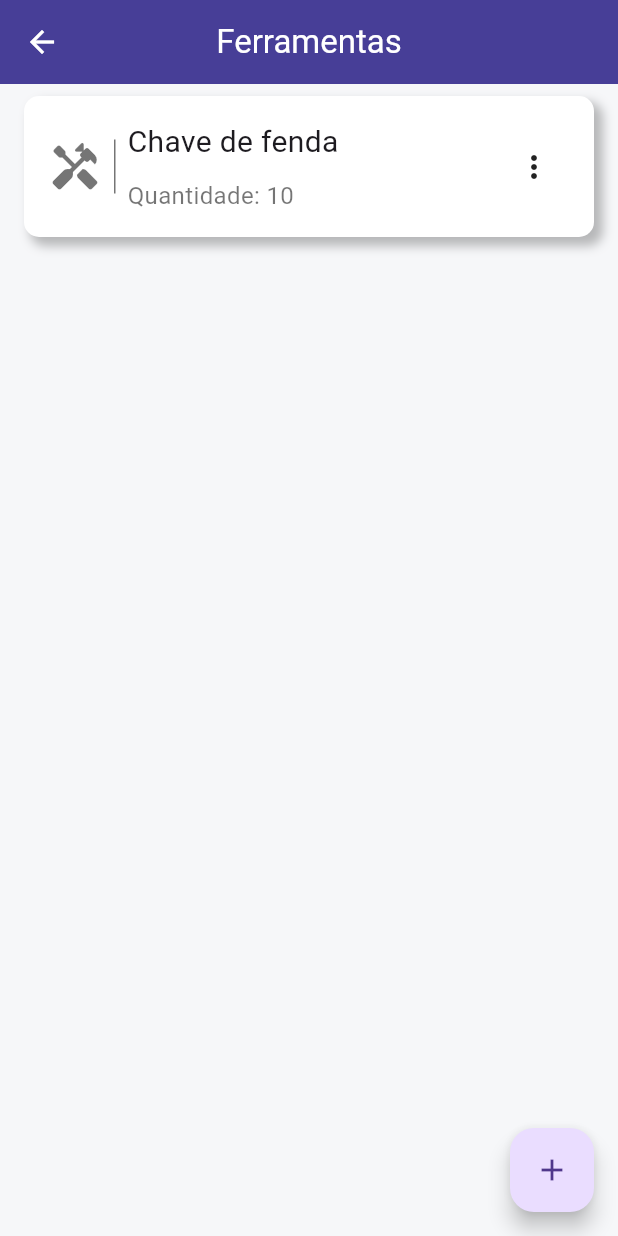
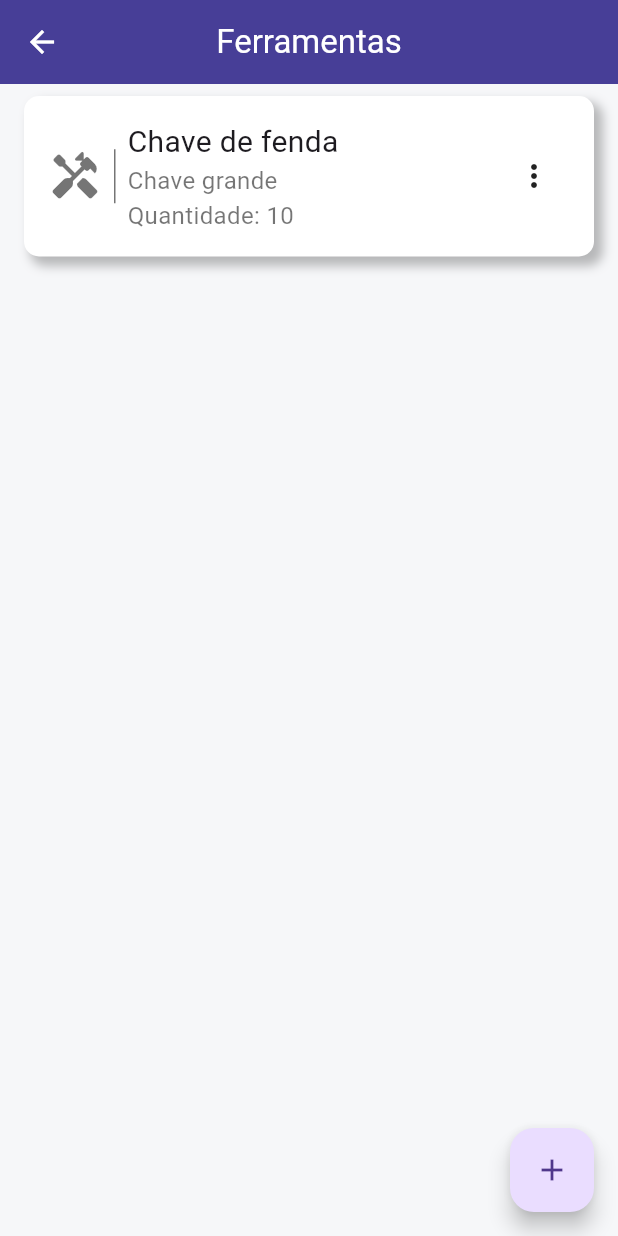
Before and after one commit to JoshGodoyyy/Appli-Lite, a Flutter app: the ToolsPage screen opened directly, on a phone screen of 412 x 824 dp. Run offline on Flutter 3.47's test engine with Material 2 defaults, Android fonts, the phone set to English and light mode, and no system bars; our stand-ins replace top_snackbar_flutter; Roboto replaces fonts that are missing (open-sans).

```diff
--- a/lib/app/core/pages/tools_page/widgets/tile_item.dart
+++ b/lib/app/pages/equipments_page/widgets/tile_item.dart
@@ -5,12 +5,14 @@ enum Items { editar, remover, transferir }
 
 class TileItem extends StatefulWidget {
   final String title;
-  final int amount;
+  final String details;
+  final int id;
 
   const TileItem({
     Key? key,
     required this.title,
-    required this.amount,
+    required this.details,
+    required this.id,
   }) : super(key: key);
 
   @override
@@ -68,9 +70,13 @@ class _TileItemState extends State<TileItem> {
                       fontSize: 20,
                     ),
                   ),
-                  const SizedBox(height: 10),
                   Text(
-                    'Quantidade: ${widget.amount}',
+                    widget.details,
+                    style: TextStyles.instance.textRegular
+                        .copyWith(fontSize: 16, color: Colors.black54),
+                  ),
+                  Text(
+                    'Patrimônio nº: ${widget.id}',
                     style: TextStyles.instance.textRegular
                         .copyWith(fontSize: 16, color: Colors.black54),
                   )
--- a/lib/app/core/pages/login_page/widgets/login_button.dart
+++ b/lib/app/pages/login_page/widgets/login_button.dart
@@ -3,9 +3,12 @@ import 'package:flutter/material.dart';
 
 class LoginButton extends StatelessWidget {
   final Function() onTap;
+  final String label;
+
   const LoginButton({
     Key? key,
     required this.onTap,
+    required this.label,
   }) : super(key: key);
 
   @override
@@ -22,7 +25,7 @@ class LoginButton extends StatelessWidget {
           ),
         ),
         child: Text(
-          'Entrar',
+          label,
           style: context.textStyles.textRegular
               .copyWith(fontSize: 16, color: Colors.black),
         ),
--- a/lib/app/core/pages/tools_page/tools_page.dart
+++ b/lib/app/pages/tools_page/tools_page.dart
@@ -1,5 +1,5 @@
-import 'package:appli_lite/app/core/pages/tools_page/widgets/text_field_tools.dart';
-import 'package:appli_lite/app/core/pages/tools_page/widgets/tile_item.dart';
+import 'package:appli_lite/app/pages/tools_page/widgets/text_field_tools.dart';
+import 'package:appli_lite/app/pages/tools_page/widgets/tile_item.dart';
 import 'package:appli_lite/app/core/ui/styles/colors_app.dart';
 import 'package:appli_lite/app/core/ui/styles/text_styles.dart';
 import 'package:flutter/material.dart';
@@ -32,6 +32,7 @@ class _ToolsPageState extends State<ToolsPage> {
         children: const [
           TileItem(
             title: 'Chave de fenda',
+            details: 'Chave grande',
             amount: 10,
           ),
         ],
--- a/lib/app/core/pages/tools_page/widgets/text_field_tools.dart
+++ b/lib/app/pages/tools_page/widgets/text_field_tools.dart
@@ -1,6 +1,6 @@
 import 'package:flutter/material.dart';
 
-import '../../../ui/styles/text_styles.dart';
+import '../../../core/ui/styles/text_styles.dart';
 
 class TextFieldTools extends StatelessWidget {
   final TextEditingController controller;
--- /dev/null
+++ b/lib/app/pages/tools_page/widgets/tile_item.dart
@@ -0,0 +1,109 @@
+import 'package:appli_lite/app/core/ui/styles/text_styles.dart';
+import 'package:flutter/material.dart';
+
+enum Items { editar, remover, transferir }
+
+class TileItem extends StatefulWidget {
+  final String title;
+  final String details;
+  final int amount;
+
+  const TileItem({
+    Key? key,
+    required this.title,
+    required this.details,
+    required this.amount,
+  }) : super(key: key);
+
+  @override
+  State<TileItem> createState() => _TileItemState();
+}
+
+class _TileItemState extends State<TileItem> {
+  Items? itemSelecionado;
+
+  @override
+  Widget build(BuildContext context) {
+    return Padding(
+      padding: const EdgeInsets.symmetric(
+        horizontal: 16.0,
+        vertical: 8,
+      ),
+      child: Container(
+        decoration: const BoxDecoration(
+          color: Colors.white,
+          borderRadius: BorderRadius.all(
+            Radius.circular(10),
+          ),
+          boxShadow: [
+            BoxShadow(
+              color: Colors.black26,
+              blurRadius: 5.0,
+              spreadRadius: 0.7,
+              offset: Offset(5, 5),
+            ),
+          ],
+        ),
+        child: Padding(
+          padding: const EdgeInsets.all(16),
+          child: Row(
+            children: [
+              const Icon(
+                Icons.handyman_rounded,
+                color: Colors.black54,
+                size: 36,
+              ),
+              Padding(
+                padding: const EdgeInsets.symmetric(horizontal: 8.0),
+                child: Container(
+                  height: 36,
+                  width: 1,
+                  color: Colors.black54,
+                ),
+              ),
+              Column(
+                crossAxisAlignment: CrossAxisAlignment.start,
+                children: [
+                  Text(
+                    widget.title,
+                    style: TextStyles.instance.textRegular.copyWith(
+                      fontSize: 20,
+                    ),
+                  ),
+                  Text(
+                    widget.details,
+                    style: TextStyles.instance.textRegular
+                        .copyWith(fontSize: 16, color: Colors.black54),
+                  ),
+                  Text(
+                    'Quantidade: ${widget.amount}',
+                    style: TextStyles.instance.textRegular
+                        .copyWith(fontSize: 16, color: Colors.black54),
+                  )
+                ],
+              ),
+              const Spacer(),
+              PopupMenuButton<Items>(
+                initialValue: itemSelecionado,
+                itemBuilder: (context) => <PopupMenuEntry<Items>>[
+                  const PopupMenuItem<Items>(
+                    value: Items.editar,
+                    child: Text('Editar'),
+                  ),
+                  const PopupMenuItem<Items>(
+                    value: Items.remover,
+                    child: Text('Remover'),
+                  ),
+                  const PopupMenuItem<Items>(
+                    value: Items.transferir,
+                    child: Text('Transferir'),
+                  ),
+                ],
+              ),
+            ],
+          ),
+        ),
+      ),
+    );
+  }
+}
--- a/lib/main.dart
+++ b/lib/main.dart
@@ -1,6 +1,6 @@
 import 'package:flutter/material.dart';
 
-import 'app/core/pages/login_page/login_page.dart';
+import 'app/pages/login_page/login_page.dart';
 import 'app/core/ui/theme/theme_config.dart';
 
 void main() {
```
Also changed, not shown: lib/app/pages/equipments_page/equipments_page.dart (added, +45 -0 lines), lib/app/pages/forgot_password_page/forgot_password_page.dart (added, +85 -0 lines), lib/app/pages/forgot_password_page/widgets/custom_button.dart (added, +34 -0 lines), lib/app/pages/home_page/home_page.dart (renamed from lib/app/core/pages/home_page/home_page.dart, +16 -22 lines), lib/app/pages/login_page/login_page.dart (renamed from lib/app/core/pages/login_page/login_page.dart, +16 -6 lines), lib/app/pages/works_page/widgets/tile_item.dart (added, +79 -0 lines), lib/app/pages/works_page/works_page.dart (added, +44 -0 lines), lib/app/core/pages/equipments_page/equipments_page.dart (deleted), lib/app/core/ui/widgets/forgot_password.dart (renamed from lib/app/core/pages/login_page/widgets/forgot_password.dart), lib/app/core/ui/widgets/text_field.dart (renamed from lib/app/core/pages/login_page/widgets/text_field.dart), lib/app/pages/home_page/widgets/horizontal_calendar.dart (renamed from lib/app/core/pages/home_page/widgets/horizontal_calendar.dart), lib/app/pages/home_page/widgets/main_button.dart (renamed from lib/app/core/pages/home_page/widgets/main_button.dart).
